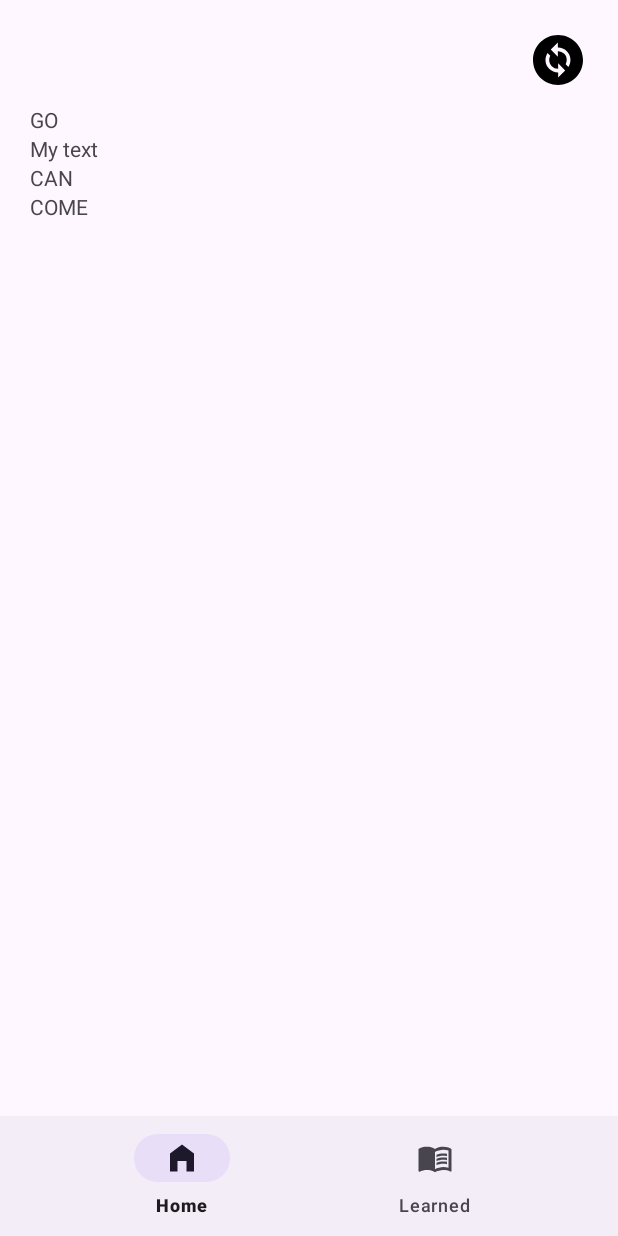
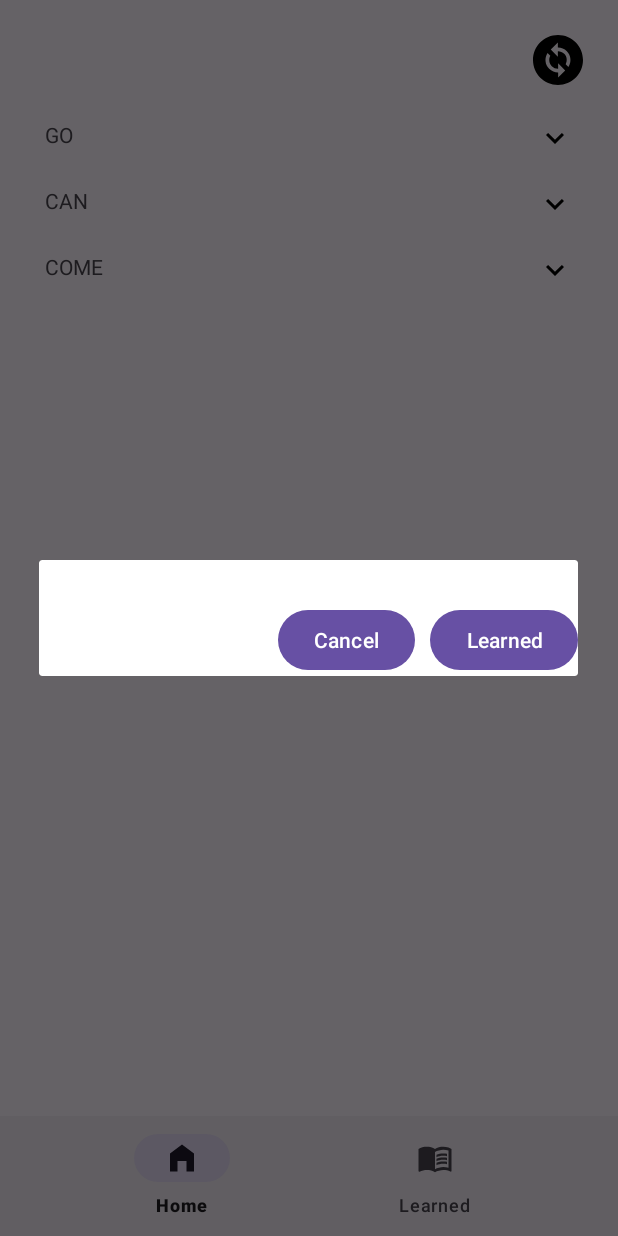
Before and after one commit to TunahanKaryagdi/WordMate, an Android app: the screen it shows after launch (MainActivity), after a tap on "GO", on a phone screen of 412 x 824 dp. Run offline under Robolectric (Android 15) with nearby library versions, the phone set to English and light mode, and no system bars; our stand-ins replace navigation-ui.

Commit message:
add: detail fragment dialog

```diff
--- a/app/build.gradle.kts
+++ b/app/build.gradle.kts
@@ -1,6 +1,7 @@
 plugins {
     alias(libs.plugins.android.application)
     alias(libs.plugins.jetbrains.kotlin.android)
+    id("androidx.navigation.safeargs.kotlin")
 }
 
 android {
--- /dev/null
+++ b/app/src/main/java/com/tunahankaryagdi/wordmate/detail/DetailDialogFragment.kt
@@ -0,0 +1,42 @@
+package com.tunahankaryagdi.wordmate.detail
+
+import android.app.AlertDialog
+import android.app.Dialog
+import android.os.Bundle
+import androidx.fragment.app.DialogFragment
+import androidx.navigation.fragment.navArgs
+import com.tunahankaryagdi.wordmate.R
+import com.tunahankaryagdi.wordmate.databinding.FragmentDetailDialogBinding
+import com.tunahankaryagdi.wordmate.databinding.FragmentLearnedBinding
+
+class DetailDialogFragment : DialogFragment() {
+
+    private var _binding: FragmentDetailDialogBinding? = null
+    private val binding get() = _binding!!
+
+    private val args: DetailDialogFragmentArgs by navArgs()
+
+    override fun onCreateDialog(savedInstanceState: Bundle?): Dialog {
+
+        val builder = AlertDialog.Builder(requireContext())
+
+        val inflater = requireActivity().layoutInflater
+        _binding = FragmentDetailDialogBinding.inflate(inflater)
+
+        builder.setView(binding.root)
+
+        with(binding){
+            if (!args.primary){
+                binding.btnLearned.setText(R.string.unlearned)
+            }
+        }
+
+
+        return builder.create()
+    }
+
+    override fun onDestroyView() {
+        super.onDestroyView()
+        _binding = null
+    }
+}
--- a/app/src/main/java/com/tunahankaryagdi/wordmate/home/HomeFragment.kt
+++ b/app/src/main/java/com/tunahankaryagdi/wordmate/home/HomeFragment.kt
@@ -5,7 +5,9 @@ import androidx.fragment.app.Fragment
 import android.view.LayoutInflater
 import android.view.View
 import android.view.ViewGroup
+import android.widget.Toast
 import androidx.fragment.app.viewModels
+import androidx.navigation.fragment.findNavController
 import com.tunahankaryagdi.wordmate.R
 import com.tunahankaryagdi.wordmate.databinding.FragmentHomeBinding
 import com.tunahankaryagdi.wordmate.databinding.FragmentLearnedBinding
@@ -31,7 +33,7 @@ class HomeFragment : Fragment() {
 
     override fun onViewCreated(view: View, savedInstanceState: Bundle?) {
         super.onViewCreated(view, savedInstanceState)
-        homeWordsAdapter = HomeWordsAdapter()
+        homeWordsAdapter = HomeWordsAdapter(onClickItem = ::onClickItem)
         binding.rvWordList.adapter = homeWordsAdapter
 
     }
@@ -42,4 +44,8 @@ class HomeFragment : Fragment() {
         _binding = null
     }
 
+    private fun onClickItem(word:String){
+        findNavController().navigate(HomeFragmentDirections.actionHomeFragmentToDetailDialogFragment(word,true))
+    }
+
 }
--- a/app/src/main/java/com/tunahankaryagdi/wordmate/home/adapter/HomeWordsAdapter.kt
+++ b/app/src/main/java/com/tunahankaryagdi/wordmate/home/adapter/HomeWordsAdapter.kt
@@ -5,7 +5,9 @@ import android.view.ViewGroup
 import androidx.recyclerview.widget.RecyclerView
 import com.tunahankaryagdi.wordmate.databinding.ItemWordListBinding
 
-class HomeWordsAdapter : RecyclerView.Adapter<HomeWordsViewHolder>() {
+class HomeWordsAdapter(
+    val onClickItem: (String) -> Unit
+) : RecyclerView.Adapter<HomeWordsViewHolder>() {
 
     private var words = listOf("GO", "CAN", "COME")
 
@@ -16,7 +18,7 @@ class HomeWordsAdapter : RecyclerView.Adapter<HomeWordsViewHolder>() {
 
     override fun onBindViewHolder(holder: HomeWordsViewHolder, position: Int) {
         val word = words[position]
-        holder.bind(word)
+        holder.bind(word, onClickItem)
     }
 
     override fun getItemCount(): Int = words.size
--- a/app/src/main/java/com/tunahankaryagdi/wordmate/home/adapter/HomeWordsViewHolder.kt
+++ b/app/src/main/java/com/tunahankaryagdi/wordmate/home/adapter/HomeWordsViewHolder.kt
@@ -2,17 +2,32 @@ package com.tunahankaryagdi.wordmate.home.adapter
 
 import android.view.View
 import androidx.recyclerview.widget.RecyclerView
+import com.tunahankaryagdi.wordmate.R
 import com.tunahankaryagdi.wordmate.databinding.ItemWordListBinding
 
 class HomeWordsViewHolder(private val binding: ItemWordListBinding) :
     RecyclerView.ViewHolder(binding.root) {
-    fun bind(word: String) {
-        binding.tvMain.text = word
-        binding.tvSecondary.text = "My text"
+    fun bind(word: String, onClickItem: (String) -> Unit) {
 
-        binding.root.setOnClickListener {
-            binding.tvSecondary.visibility =
-                if (binding.tvSecondary.visibility == View.GONE) View.VISIBLE else View.GONE
+        with(binding){
+            tvMain.text = word
+            tvSecondary.text = "My text"
+            ivArrow.setOnClickListener {
+                if (tvSecondary.visibility == View.GONE){
+                    tvSecondary.visibility = View.VISIBLE
+                    ivArrow.setImageResource(R.drawable.ic_arrow_up)
+                }
+                else{
+                    tvSecondary.visibility = View.GONE
+                    ivArrow.setImageResource(R.drawable.ic_arrow_down)
+                }
+            }
+            root.setOnClickListener {
+                onClickItem(word)
+            }
         }
+
+
+
     }
 }
--- /dev/null
+++ b/app/src/main/res/drawable/ic_arrow_down.xml
@@ -0,0 +1,5 @@
+<vector xmlns:android="http://schemas.android.com/apk/res/android" android:height="24dp" android:tint="#000000" android:viewportHeight="24" android:viewportWidth="24" android:width="24dp">
+
+    <path android:fillColor="@android:color/white" android:pathData="M7.41,8.59L12,13.17l4.59,-4.58L18,10l-6,6 -6,-6 1.41,-1.41z"/>
+
+</vector>
--- /dev/null
+++ b/app/src/main/res/drawable/ic_arrow_up.xml
@@ -0,0 +1,5 @@
+<vector xmlns:android="http://schemas.android.com/apk/res/android" android:height="24dp" android:tint="#000000" android:viewportHeight="24" android:viewportWidth="24" android:width="24dp">
+
+    <path android:fillColor="@android:color/white" android:pathData="M7.41,15.41L12,10.83l4.59,4.58L18,14l-6,-6 -6,6z"/>
+
+</vector>
--- /dev/null
+++ b/app/src/main/res/layout/fragment_detail_dialog.xml
@@ -0,0 +1,40 @@
+<?xml version="1.0" encoding="utf-8"?>
+<androidx.constraintlayout.widget.ConstraintLayout xmlns:android="http://schemas.android.com/apk/res/android"
+    android:layout_width="match_parent"
+    android:layout_height="match_parent"
+    xmlns:app="http://schemas.android.com/apk/res-auto">
+
+
+    <TextView
+        android:id="@+id/tvTitle"
+        android:layout_width="wrap_content"
+        android:layout_height="wrap_content"
+        app:layout_constraintTop_toTopOf="parent"
+        app:layout_constraintStart_toStartOf="parent"/>
+
+    <TextView
+        android:id="@+id/tvDescription"
+        android:layout_width="wrap_content"
+        android:layout_height="wrap_content"
+        app:layout_constraintTop_toTopOf="@id/tvTitle"
+        app:layout_constraintStart_toEndOf="@id/tvTitle"/>
+
+    <Button
+        android:id="@+id/btnCancel"
+        android:layout_width="wrap_content"
+        android:layout_height="wrap_content"
+        android:text="@string/cancel"
+        app:layout_constraintTop_toBottomOf="@id/tvTitle"
+        app:layout_constraintEnd_toStartOf="@id/btnLearned"
+        android:layout_marginTop="10dp"
+        android:layout_marginEnd="10dp"/>
+
+    <Button
+        android:id="@+id/btnLearned"
+        android:layout_width="wrap_content"
+        android:layout_height="wrap_content"
+        android:text="@string/learned"
+        app:layout_constraintTop_toTopOf="@id/btnCancel"
+        app:layout_constraintEnd_toEndOf="parent"/>
+
+</androidx.constraintlayout.widget.ConstraintLayout>
--- a/app/src/main/res/layout/item_word_list.xml
+++ b/app/src/main/res/layout/item_word_list.xml
@@ -1,18 +1,33 @@
 <?xml version="1.0" encoding="utf-8"?>
-<LinearLayout xmlns:android="http://schemas.android.com/apk/res/android"
+<androidx.constraintlayout.widget.ConstraintLayout xmlns:android="http://schemas.android.com/apk/res/android"
     android:layout_width="match_parent"
     android:layout_height="wrap_content"
-    android:orientation="vertical">
+    xmlns:app="http://schemas.android.com/apk/res-auto"
+    android:padding="10dp">
 
     <TextView
         android:id="@+id/tvMain"
         android:layout_width="wrap_content"
-        android:layout_height="wrap_content"/>
+        android:layout_height="wrap_content"
+        app:layout_constraintTop_toTopOf="parent"
+        app:layout_constraintStart_toStartOf="parent"/>
 
     <TextView
         android:id="@+id/tvSecondary"
         android:layout_width="wrap_content"
         android:layout_height="wrap_content"
-        android:visibility="gone"/>
+        android:visibility="gone"
+        app:layout_constraintTop_toBottomOf="@id/tvMain"
+        app:layout_constraintStart_toStartOf="parent"/>
 
-</LinearLayout>
+    <ImageView
+        android:id="@+id/ivArrow"
+        android:layout_width="wrap_content"
+        android:layout_height="wrap_content"
+        android:src="@drawable/ic_arrow_down"
+        android:contentDescription="@string/arrow"
+        app:layout_constraintEnd_toEndOf="parent"
+        app:layout_constraintTop_toTopOf="parent"
+        app:layout_constraintBottom_toBottomOf="parent"/>
+
+</androidx.constraintlayout.widget.ConstraintLayout>
--- a/app/src/main/res/navigation/nav_graph.xml
+++ b/app/src/main/res/navigation/nav_graph.xml
@@ -13,10 +13,28 @@
         <action
             android:id="@+id/action_homeFragment_to_learnedFragment"
             app:destination="@id/learnedFragment" />
+        <action
+            android:id="@+id/action_homeFragment_to_detailDialogFragment"
+            app:destination="@id/detailDialogFragment" />
     </fragment>
     <fragment
         android:id="@+id/learnedFragment"
         android:name="com.tunahankaryagdi.wordmate.learned.LearnedFragment"
         android:label="fragment_learned"
-        tools:layout="@layout/fragment_learned" />
+        tools:layout="@layout/fragment_learned" >
+        <action
+            android:id="@+id/action_learnedFragment_to_detailDialogFragment"
+            app:destination="@id/detailDialogFragment" />
+    </fragment>
+    <dialog
+        android:id="@+id/detailDialogFragment"
+        android:name="com.tunahankaryagdi.wordmate.detail.DetailDialogFragment"
+        android:label="DetailDialogFragment" >
+        <argument
+            android:name="word"
+            app:argType="string" />
+        <argument
+            android:name="primary"
+            app:argType="boolean" />
+    </dialog>
 </navigation>
--- a/app/src/main/res/values/strings.xml
+++ b/app/src/main/res/values/strings.xml
@@ -5,4 +5,7 @@
     <string name="learned">Learned</string>
     <string name="show">Show</string>
     <string name="change">Change</string>
+    <string name="cancel">Cancel</string>
+    <string name="arrow">Arrow</string>
+    <string name="unlearned">Unlearned</string>
 </resources>
--- a/build.gradle.kts
+++ b/build.gradle.kts
@@ -2,4 +2,5 @@
 plugins {
     alias(libs.plugins.android.application) apply false
     alias(libs.plugins.jetbrains.kotlin.android) apply false
+    id("androidx.navigation.safeargs") version "2.8.0" apply false
 }
--- a/gradle/libs.versions.toml
+++ b/gradle/libs.versions.toml
@@ -16,6 +16,7 @@ navigationUiKtx = "2.8.0"
 [libraries]
 androidx-core-ktx = { group = "androidx.core", name = "core-ktx", version.ref = "coreKtx" }
 androidx-fragment-ktx = { module = "androidx.fragment:fragment-ktx", version.ref = "fragmentKtx" }
+androidx-navigation-safe-args-gradle-plugin = { module = "androidx.navigation:navigation-safe-args-gradle-plugin", version.ref = "navigationFragmentKtx" }
 androidx-navigation-ui-ktx = { module = "androidx.navigation:navigation-ui-ktx", version.ref = "navigationUiKtx" }
 androidx-navigation-fragment-ktx = { module = "androidx.navigation:navigation-fragment-ktx", version.ref = "navigationFragmentKtx" }
 junit = { group = "junit", name = "junit", version.ref = "junit" }
```
